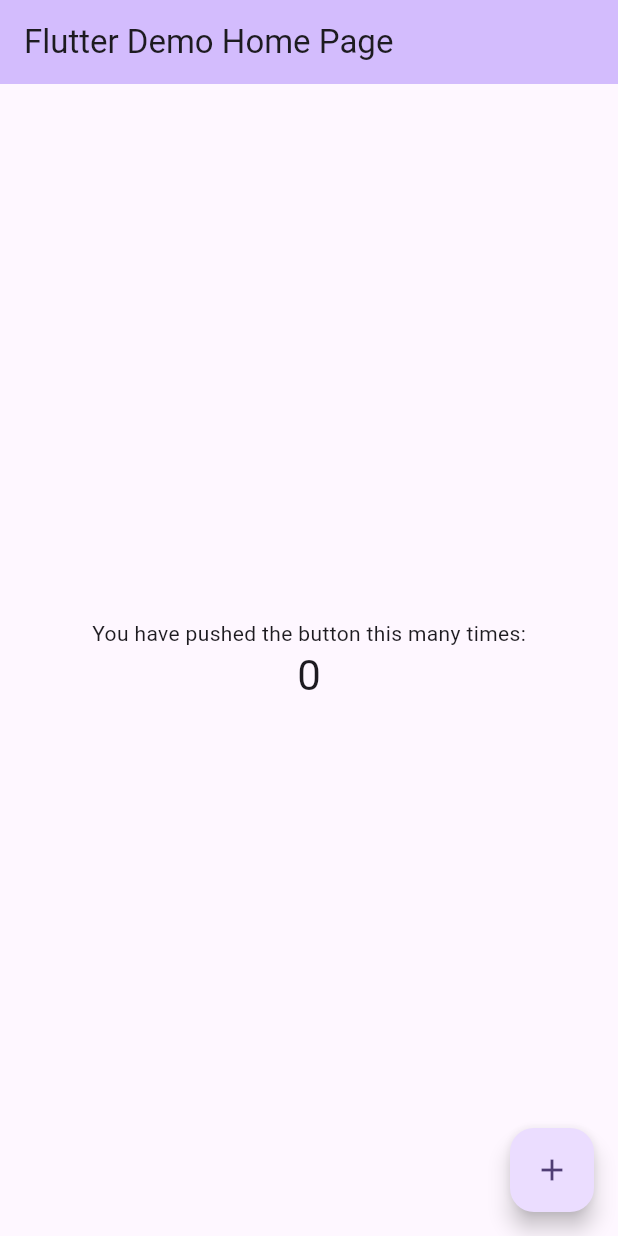
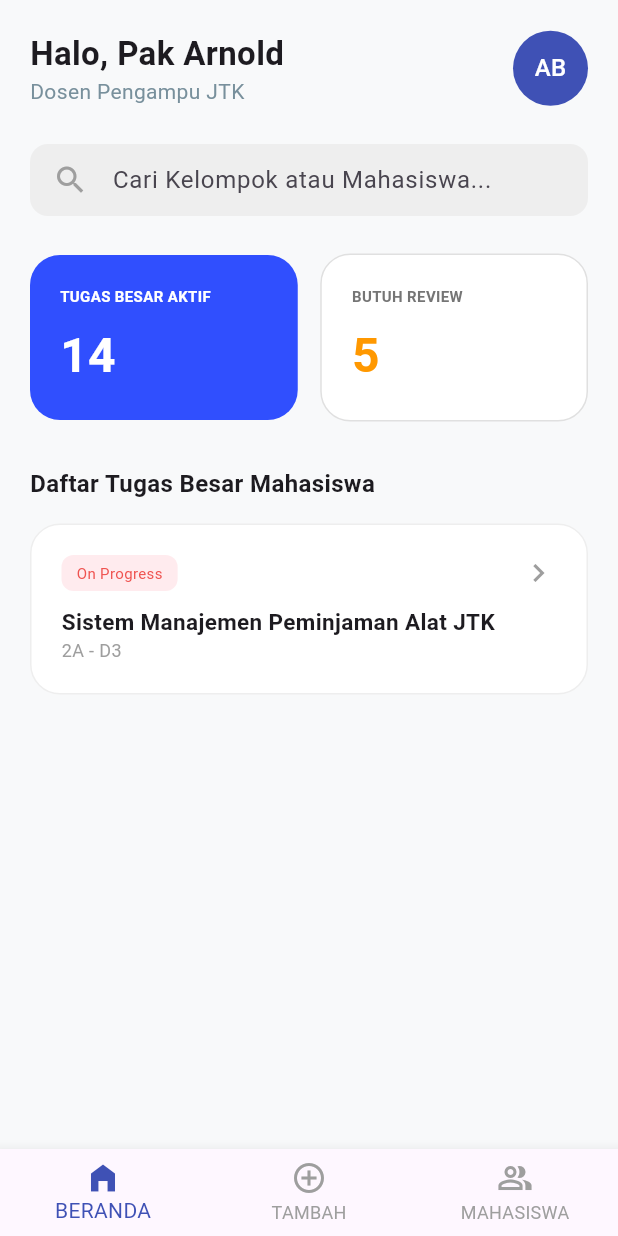
Before and after one commit to goks29/proyek4-Academic-Project-Monitoring-System, a Flutter app: the screen it shows after launch, on a phone screen of 412 x 824 dp. Run offline on Flutter 3.47's test engine with Material 3 defaults, Android fonts, the phone set to English and light mode, and no system bars.

Commit message:
feat: make dashboard UI for Dosen Page

```diff
--- a/lib/features/academic/lecturer/lecturer_controller.dart
+++ b/lib/features/academic/lecturer/lecturer_controller.dart
@@ -0,0 +1,80 @@
+class LecturerController {
+  // ATTRIBUTES
+  String name;
+  String email;
+  String phoneNumber;
+
+  // CONSTRUCTOR
+  LecturerController({
+    required this.name,
+    required this.email,
+    required this.phoneNumber,
+  });
+
+  // GETTER METHOD
+  String getName() {
+    return name;
+  }
+
+  String getEmail() {
+    return email;
+  }
+
+  String getPhoneNumber() {
+    return phoneNumber;
+  }
+
+  // SETTER METHOD
+  void setName(String name) {
+    this.name = name;
+  }
+
+  void setEmail(String email) {
+    this.email = email;
+  }
+
+  void setPhoneNumber(String phoneNumber) {
+    this.phoneNumber = phoneNumber;
+  }
+}
+
+class Task {
+  // ATTRIBUTES
+  String title;
+  int totalTask;
+  String status;
+
+  // CONSTRUCTOR
+  Task({required this.title, required this.totalTask, required this.status});
+
+  // GETTER METHOD
+  String getTitle() {
+    return title;
+  }
+
+  int getTotalTask() {
+    return totalTask;
+  }
+
+  String getStatus() {
+    return status;
+  }
+
+  // SETTER METHOD
+  void setTitle(String title) {
+    this.title = title;
+  }
+
+  void setTotalTask(int totalTask) {
+    this.totalTask = totalTask;
+  }
+
+  void setStatus(String status) {
+    this.status = status;
+  }
+
+  // METHOD
+  int countTask(int task) {
+    return totalTask + task;
+  }
+}
--- a/lib/features/academic/lecturer/lecturer_view.dart
+++ b/lib/features/academic/lecturer/lecturer_view.dart
@@ -0,0 +1,231 @@
+import 'package:flutter/material.dart';
+
+class LecturerView extends StatelessWidget {
+  const LecturerView({super.key});
+
+  @override
+  Widget build(BuildContext context) {
+    return Scaffold(
+      backgroundColor: const Color(
+        0xFFF8F9FA,
+      ), // Background abu muda biar premium
+      // FOOTER: Bottom Navigation Bar
+      bottomNavigationBar: BottomNavigationBar(
+        currentIndex: 0,
+        selectedItemColor: Colors.indigo,
+        unselectedItemColor: Colors.grey,
+        items: const [
+          BottomNavigationBarItem(
+            icon: Icon(Icons.home_filled),
+            label: 'BERANDA',
+          ),
+          BottomNavigationBarItem(
+            icon: Icon(Icons.add_circle_outline),
+            label: 'TAMBAH',
+          ),
+          BottomNavigationBarItem(
+            icon: Icon(Icons.people_alt_outlined),
+            label: 'MAHASISWA',
+          ),
+        ],
+      ),
+
+      body: SafeArea(
+        child: SingleChildScrollView(
+          padding: const EdgeInsets.symmetric(horizontal: 20),
+          child: Column(
+            crossAxisAlignment: CrossAxisAlignment.start,
+            children: [
+              const SizedBox(height: 20),
+
+              // HEADER: Profil Section
+              Row(
+                mainAxisAlignment: MainAxisAlignment.spaceBetween,
+                children: [
+                  Column(
+                    crossAxisAlignment: CrossAxisAlignment.start,
+                    children: [
+                      const Text(
+                        "Halo, Pak Arnold",
+                        style: TextStyle(
+                          fontSize: 22,
+                          fontWeight: FontWeight.bold,
+                        ),
+                      ),
+                      Text(
+                        "Dosen Pengampu JTK",
+                        style: TextStyle(
+                          color: Colors.blueGrey[400],
+                          fontSize: 14,
+                        ),
+                      ),
+                    ],
+                  ),
+                  const CircleAvatar(
+                    radius: 25,
+                    backgroundColor: Colors.indigo,
+                    child: Text("AB", style: TextStyle(color: Colors.white)),
+                  ),
+                ],
+              ),
+
+              const SizedBox(height: 25),
+
+              // SEARCH BAR
+              Container(
+                padding: const EdgeInsets.symmetric(horizontal: 15),
+                decoration: BoxDecoration(
+                  color: Colors.grey[200],
+                  borderRadius: BorderRadius.circular(12),
+                ),
+                child: const TextField(
+                  decoration: InputDecoration(
+                    icon: Icon(Icons.search, color: Colors.grey),
+                    hintText: "Cari Kelompok atau Mahasiswa...",
+                    border: InputBorder.none,
+                  ),
+                ),
+              ),
+
+              const SizedBox(height: 25),
+
+              // CONTENT: Statistik (Dua Kartu Sejajar)
+              Row(
+                children: [
+                  // Kartu 1: Tugas Aktif
+                  Expanded(
+                    child: Container(
+                      padding: const EdgeInsets.all(20),
+                      decoration: BoxDecoration(
+                        color: Colors.indigoAccent[700],
+                        borderRadius: BorderRadius.circular(20),
+                      ),
+                      child: const Column(
+                        crossAxisAlignment: CrossAxisAlignment.start,
+                        children: [
+                          Text(
+                            "TUGAS BESAR AKTIF",
+                            style: TextStyle(
+                              color: Colors.white,
+                              fontSize: 10,
+                              fontWeight: FontWeight.bold,
+                            ),
+                          ),
+                          SizedBox(height: 10),
+                          Text(
+                            "14",
+                            style: TextStyle(
+                              color: Colors.white,
+                              fontSize: 32,
+                              fontWeight: FontWeight.bold,
+                            ),
+                          ),
+                        ],
+                      ),
+                    ),
+                  ),
+                  const SizedBox(width: 15),
+                  // Kartu 2: Butuh Review
+                  Expanded(
+                    child: Container(
+                      padding: const EdgeInsets.all(20),
+                      decoration: BoxDecoration(
+                        color: Colors.white,
+                        borderRadius: BorderRadius.circular(20),
+                        border: Border.all(color: Colors.grey[300]!),
+                      ),
+                      child: Column(
+                        crossAxisAlignment: CrossAxisAlignment.start,
+                        children: [
+                          Text(
+                            "BUTUH REVIEW",
+                            style: TextStyle(
+                              color: Colors.grey[600],
+                              fontSize: 10,
+                              fontWeight: FontWeight.bold,
+                            ),
+                          ),
+                          const SizedBox(height: 10),
+                          const Text(
+                            "5",
+                            style: TextStyle(
+                              color: Colors.orange,
+                              fontSize: 32,
+                              fontWeight: FontWeight.bold,
+                            ),
+                          ),
+                        ],
+                      ),
+                    ),
+                  ),
+                ],
+              ),
+
+              const SizedBox(height: 30),
+
+              // JUDUL DAFTAR
+              const Text(
+                "Daftar Tugas Besar Mahasiswa",
+                style: TextStyle(fontSize: 16, fontWeight: FontWeight.bold),
+              ),
+
+              const SizedBox(height: 15),
+
+              // LIST TUGAS (Satu Contoh Kartu)
+              Container(
+                padding: const EdgeInsets.all(20),
+                decoration: BoxDecoration(
+                  color: Colors.white,
+                  borderRadius: BorderRadius.circular(20),
+                  border: Border.all(color: Colors.grey[200]!),
+                ),
+                child: Column(
+                  crossAxisAlignment: CrossAxisAlignment.start,
+                  children: [
+                    Row(
+                      mainAxisAlignment: MainAxisAlignment.spaceBetween,
+                      children: [
+                        Container(
+                          padding: const EdgeInsets.symmetric(
+                            horizontal: 10,
+                            vertical: 5,
+                          ),
+                          decoration: BoxDecoration(
+                            color: Colors.red[50],
+                            borderRadius: BorderRadius.circular(8),
+                          ),
+                          child: Text(
+                            "On Progress",
+                            style: TextStyle(
+                              color: Colors.red[400],
+                              fontSize: 10,
+                            ),
+                          ),
+                        ),
+                        const Icon(Icons.chevron_right, color: Colors.grey),
+                      ],
+                    ),
+                    const SizedBox(height: 10),
+                    const Text(
+                      "Sistem Manajemen Peminjaman Alat JTK",
+                      style: TextStyle(
+                        fontWeight: FontWeight.bold,
+                        fontSize: 15,
+                      ),
+                    ),
+                    const Text(
+                      "2A - D3",
+                      style: TextStyle(color: Colors.grey, fontSize: 12),
+                    ),
+                  ],
+                ),
+              ),
+
+              const SizedBox(height: 20), // Spasi bawah biar gak mentok
+            ],
+          ),
+        ),
+      ),
+    );
+  }
+}
--- a/lib/main.dart
+++ b/lib/main.dart
@@ -1,122 +1,21 @@
 import 'package:flutter/material.dart';
+import 'package:academic_project_monitoring_system/features/academic/lecturer/lecturer_view.dart';
 
 void main() {
+  // runApp(const MyApp());
   runApp(const MyApp());
 }
 
 class MyApp extends StatelessWidget {
   const MyApp({super.key});
 
-  // This widget is the root of your application.
   @override
   Widget build(BuildContext context) {
     return MaterialApp(
-      title: 'Flutter Demo',
-      theme: ThemeData(
-        // This is the theme of your application.
-        //
-        // TRY THIS: Try running your application with "flutter run". You'll see
-        // the application has a purple toolbar. Then, without quitting the app,
-        // try changing the seedColor in the colorScheme below to Colors.green
-        // and then invoke "hot reload" (save your changes or press the "hot
-        // reload" button in a Flutter-supported IDE, or press "r" if you used
-        // the command line to start the app).
-        //
-        // Notice that the counter didn't reset back to zero; the application
-        // state is not lost during the reload. To reset the state, use hot
-        // restart instead.
-        //
-        // This works for code too, not just values: Most code changes can be
-        // tested with just a hot reload.
-        colorScheme: .fromSeed(seedColor: Colors.deepPurple),
-      ),
-      home: const MyHomePage(title: 'Flutter Demo Home Page'),
+      title: 'Academik Project Monitoring System',
+
+      initialRoute: '/dashboardDosen',
+      routes: {'/dashboardDosen': (context) => LecturerView()},
     );
   }
 }
-
-class MyHomePage extends StatefulWidget {
-  const MyHomePage({super.key, required this.title});
-
-  // This widget is the home page of your application. It is stateful, meaning
-  // that it has a State object (defined below) that contains fields that affect
-  // how it looks.
-
-  // This class is the configuration for the state. It holds the values (in this
-  // case the title) provided by the parent (in this case the App widget) and
-  // used by the build method of the State. Fields in a Widget subclass are
-  // always marked "final".
-
-  final String title;
-
-  @override
-  State<MyHomePage> createState() => _MyHomePageState();
-}
-
-class _MyHomePageState extends State<MyHomePage> {
-  int _counter = 0;
-
-  void _incrementCounter() {
-    setState(() {
-      // This call to setState tells the Flutter framework that something has
-      // changed in this State, which causes it to rerun the build method below
-      // so that the display can reflect the updated values. If we changed
-      // _counter without calling setState(), then the build method would not be
-      // called again, and so nothing would appear to happen.
-      _counter++;
-    });
-  }
-
-  @override
-  Widget build(BuildContext context) {
-    // This method is rerun every time setState is called, for instance as done
-    // by the _incrementCounter method above.
-    //
-    // The Flutter framework has been optimized to make rerunning build methods
-    // fast, so that you can just rebuild anything that needs updating rather
-    // than having to individually change instances of widgets.
-    return Scaffold(
-      appBar: AppBar(
-        // TRY THIS: Try changing the color here to a specific color (to
-        // Colors.amber, perhaps?) and trigger a hot reload to see the AppBar
-        // change color while the other colors stay the same.
-        backgroundColor: Theme.of(context).colorScheme.inversePrimary,
-        // Here we take the value from the MyHomePage object that was created by
-        // the App.build method, and use it to set our appbar title.
-        title: Text(widget.title),
-      ),
-      body: Center(
-        // Center is a layout widget. It takes a single child and positions it
-        // in the middle of the parent.
-        child: Column(
-          // Column is also a layout widget. It takes a list of children and
-          // arranges them vertically. By default, it sizes itself to fit its
-          // children horizontally, and tries to be as tall as its parent.
-          //
-          // Column has various properties to control how it sizes itself and
-          // how it positions its children. Here we use mainAxisAlignment to
-          // center the children vertically; the main axis here is the vertical
-          // axis because Columns are vertical (the cross axis would be
-          // horizontal).
-          //
-          // TRY THIS: Invoke "debug painting" (choose the "Toggle Debug Paint"
-          // action in the IDE, or press "p" in the console), to see the
-          // wireframe for each widget.
-          mainAxisAlignment: .center,
-          children: [
-            const Text('You have pushed the button this many times:'),
-            Text(
-              '$_counter',
-              style: Theme.of(context).textTheme.headlineMedium,
-            ),
-          ],
-        ),
-      ),
-      floatingActionButton: FloatingActionButton(
-        onPressed: _incrementCounter,
-        tooltip: 'Increment',
-        child: const Icon(Icons.add),
-      ),
-    );
-  }
-}
```
